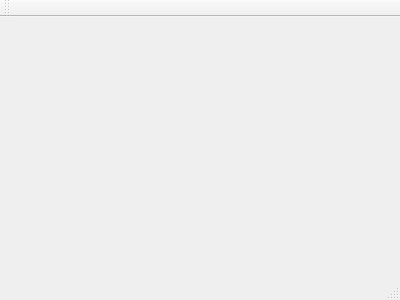
Before: the Qt Designer form lab003/mainwindow.ui in comptonben/QT, drawn with Qt 5.
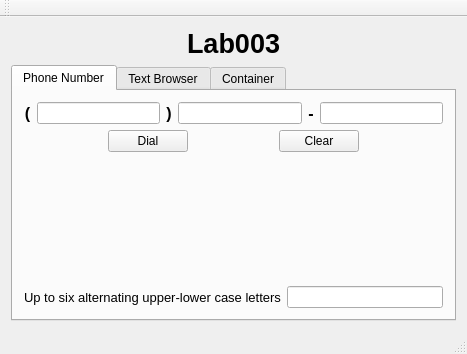
After: the same form once the commit is applied.

The edit to the form file:
```diff
--- a/lab003/mainwindow.ui
+++ b/lab003/mainwindow.ui
@@ -1,24 +1,375 @@
 <ui version="4.0">
  <class>MainWindow</class>
- <widget class="QMainWindow" name="MainWindow" >
-  <property name="geometry" >
+ <widget class="QMainWindow" name="MainWindow">
+  <property name="geometry">
    <rect>
     <x>0</x>
     <y>0</y>
-    <width>400</width>
-    <height>300</height>
+    <width>467</width>
+    <height>354</height>
    </rect>
   </property>
   <property name="windowTitle" >
    <string>MainWindow</string>
   </property>
-  <widget class="QMenuBar" name="menuBar" />
-  <widget class="QToolBar" name="mainToolBar" />
-  <widget class="QWidget" name="centralWidget" />
-  <widget class="QStatusBar" name="statusBar" />
+  <widget class="QWidget" name="centralWidget">
+   <layout class="QVBoxLayout" name="verticalLayout_4">
+    <item>
+     <layout class="QHBoxLayout" name="horizontalLayout">
+      <item>
+       <spacer name="horizontalSpacer">
+        <property name="orientation">
+         <enum>Qt::Horizontal</enum>
+        </property>
+        <property name="sizeHint" stdset="0">
+         <size>
+          <width>40</width>
+          <height>20</height>
+         </size>
+        </property>
+       </spacer>
+      </item>
+      <item>
+       <widget class="QLabel" name="label">
+        <property name="font">
+         <font>
+          <pointsize>20</pointsize>
+          <weight>75</weight>
+          <bold>true</bold>
+         </font>
+        </property>
+        <property name="text">
+         <string>Lab003</string>
+        </property>
+       </widget>
+      </item>
+      <item>
+       <spacer name="horizontalSpacer_2">
+        <property name="orientation">
+         <enum>Qt::Horizontal</enum>
+        </property>
+        <property name="sizeHint" stdset="0">
+         <size>
+          <width>40</width>
+          <height>20</height>
+         </size>
+        </property>
+       </spacer>
+      </item>
+     </layout>
+    </item>
+    <item>
+     <widget class="QTabWidget" name="tabWidget">
+      <property name="currentIndex">
+       <number>0</number>
+      </property>
+      <widget class="QWidget" name="tab">
+       <attribute name="title">
+        <string>Phone Number</string>
+       </attribute>
+       <layout class="QVBoxLayout" name="verticalLayout">
+        <item>
+         <layout class="QHBoxLayout" name="horizontalLayout_2">
+          <item>
+           <widget class="QLabel" name="label_2">
+            <property name="font">
+             <font>
+              <pointsize>12</pointsize>
+              <weight>75</weight>
+              <bold>true</bold>
+             </font>
+            </property>
+            <property name="text">
+             <string>(</string>
+            </property>
+            <property name="alignment">
+             <set>Qt::AlignCenter</set>
+            </property>
+           </widget>
+          </item>
+          <item>
+           <widget class="QLineEdit" name="areaCodeLineEdit">
+            <property name="maxLength">
+             <number>3</number>
+            </property>
+           </widget>
+          </item>
+          <item>
+           <widget class="QLabel" name="label_3">
+            <property name="font">
+             <font>
+              <pointsize>12</pointsize>
+              <weight>75</weight>
+              <bold>true</bold>
+             </font>
+            </property>
+            <property name="text">
+             <string>)</string>
+            </property>
+            <property name="alignment">
+             <set>Qt::AlignCenter</set>
+            </property>
+           </widget>
+          </item>
+          <item>
+           <widget class="QLineEdit" name="firstThreeLineEdit">
+            <property name="maxLength">
+             <number>3</number>
+            </property>
+           </widget>
+          </item>
+          <item>
+           <widget class="QLabel" name="label_4">
+            <property name="font">
+             <font>
+              <pointsize>12</pointsize>
+              <weight>75</weight>
+              <bold>true</bold>
+             </font>
+            </property>
+            <property name="text">
+             <string>-</string>
+            </property>
+            <property name="alignment">
+             <set>Qt::AlignCenter</set>
+            </property>
+           </widget>
+          </item>
+          <item>
+           <widget class="QLineEdit" name="lastFourLineEdit">
+            <property name="maxLength">
+             <number>4</number>
+            </property>
+           </widget>
+          </item>
+         </layout>
+        </item>
+        <item>
+         <layout class="QHBoxLayout" name="horizontalLayout_3">
+          <item>
+           <spacer name="horizontalSpacer_3">
+            <property name="orientation">
+             <enum>Qt::Horizontal</enum>
+            </property>
+            <property name="sizeHint" stdset="0">
+             <size>
+              <width>40</width>
+              <height>20</height>
+             </size>
+            </property>
+           </spacer>
+          </item>
+          <item>
+           <widget class="QPushButton" name="dialButton">
+            <property name="text">
+             <string>Dial</string>
+            </property>
+           </widget>
+          </item>
+          <item>
+           <spacer name="horizontalSpacer_4">
+            <property name="orientation">
+             <enum>Qt::Horizontal</enum>
+            </property>
+            <property name="sizeHint" stdset="0">
+             <size>
+              <width>40</width>
+              <height>20</height>
+             </size>
+            </property>
+           </spacer>
+          </item>
+          <item>
+           <widget class="QPushButton" name="clearButton">
+            <property name="text">
+             <string>Clear</string>
+            </property>
+           </widget>
+          </item>
+          <item>
+           <spacer name="horizontalSpacer_5">
+            <property name="orientation">
+             <enum>Qt::Horizontal</enum>
+            </property>
+            <property name="sizeHint" stdset="0">
+             <size>
+              <width>40</width>
+              <height>20</height>
+             </size>
+            </property>
+           </spacer>
+          </item>
+         </layout>
+        </item>
+        <item>
+         <spacer name="verticalSpacer">
+          <property name="orientation">
+           <enum>Qt::Vertical</enum>
+          </property>
+          <property name="sizeHint" stdset="0">
+           <size>
+            <width>20</width>
+            <height>97</height>
+           </size>
+          </property>
+         </spacer>
+        </item>
+        <item>
+         <layout class="QHBoxLayout" name="horizontalLayout_4">
+          <item>
+           <widget class="QLabel" name="label_5">
+            <property name="font">
+             <font>
+              <pointsize>10</pointsize>
+             </font>
+            </property>
+            <property name="text">
+             <string>Up to six alternating upper-lower case letters</string>
+            </property>
+           </widget>
+          </item>
+          <item>
+           <widget class="QLineEdit" name="lineEdit_4">
+            <property name="maxLength">
+             <number>6</number>
+            </property>
+           </widget>
+          </item>
+         </layout>
+        </item>
+       </layout>
+      </widget>
+      <widget class="QWidget" name="tab_2">
+       <attribute name="title">
+        <string>Text Browser</string>
+       </attribute>
+       <layout class="QVBoxLayout" name="verticalLayout_2">
+        <item>
+         <widget class="QTextBrowser" name="textBrowser">
+          <property name="html">
+           <string>&lt;!DOCTYPE HTML PUBLIC &quot;-//W3C//DTD HTML 4.0//EN&quot; &quot;http://www.w3.org/TR/REC-html40/strict.dtd&quot;&gt;
+&lt;html&gt;&lt;head&gt;&lt;meta name=&quot;qrichtext&quot; content=&quot;1&quot; /&gt;&lt;style type=&quot;text/css&quot;&gt;
+p, li { white-space: pre-wrap; }
+&lt;/style&gt;&lt;/head&gt;&lt;body style=&quot; font-family:'MS Shell Dlg 2'; font-size:7.875pt; font-weight:400; font-style:normal;&quot;&gt;
+&lt;p style=&quot; margin-top:0px; margin-bottom:0px; margin-left:0px; margin-right:0px; -qt-block-indent:0; text-indent:0px;&quot;&gt;&lt;span style=&quot; font-size:18pt;&quot;&gt;Hello.&lt;/span&gt;&lt;/p&gt;
+&lt;p style=&quot;-qt-paragraph-type:empty; margin-top:0px; margin-bottom:0px; margin-left:0px; margin-right:0px; -qt-block-indent:0; text-indent:0px; font-size:18pt;&quot;&gt;&lt;br /&gt;&lt;/p&gt;
+&lt;p style=&quot; margin-top:0px; margin-bottom:0px; margin-left:0px; margin-right:0px; -qt-block-indent:0; text-indent:0px;&quot;&gt;&lt;span style=&quot; font-size:18pt;&quot;&gt;This is a QTextBrowser widget. It may hold formatted text, URLs, and images.&lt;/span&gt;&lt;/p&gt;&lt;/body&gt;&lt;/html&gt;</string>
+          </property>
+         </widget>
+        </item>
+       </layout>
+      </widget>
+      <widget class="QWidget" name="tab_3">
+       <attribute name="title">
+        <string>Container</string>
+       </attribute>
+       <layout class="QVBoxLayout" name="verticalLayout_5">
+        <item>
+         <spacer name="verticalSpacer_2">
+          <property name="orientation">
+           <enum>Qt::Vertical</enum>
+          </property>
+          <property name="sizeHint" stdset="0">
+           <size>
+            <width>20</width>
+            <height>42</height>
+           </size>
+          </property>
+         </spacer>
+        </item>
+        <item>
+         <layout class="QHBoxLayout" name="horizontalLayout_5">
+          <item>
+           <spacer name="horizontalSpacer_6">
+            <property name="orientation">
+             <enum>Qt::Horizontal</enum>
+            </property>
+            <property name="sizeHint" stdset="0">
+             <size>
+              <width>158</width>
+              <height>20</height>
+             </size>
+            </property>
+           </spacer>
+          </item>
+          <item>
+           <widget class="QGroupBox" name="groupBox">
+            <property name="title">
+             <string>Button Group</string>
+            </property>
+            <layout class="QVBoxLayout" name="verticalLayout_3">
+             <item>
+              <widget class="QRadioButton" name="radioButton">
+               <property name="text">
+                <string>Length</string>
+               </property>
+              </widget>
+             </item>
+             <item>
+              <widget class="QRadioButton" name="radioButton_2">
+               <property name="text">
+                <string>Width</string>
+               </property>
+              </widget>
+             </item>
+            </layout>
+           </widget>
+          </item>
+          <item>
+           <spacer name="horizontalSpacer_7">
+            <property name="orientation">
+             <enum>Qt::Horizontal</enum>
+            </property>
+            <property name="sizeHint" stdset="0">
+             <size>
+              <width>157</width>
+              <height>20</height>
+             </size>
+            </property>
+           </spacer>
+          </item>
+         </layout>
+        </item>
+        <item>
+         <spacer name="verticalSpacer_3">
+          <property name="orientation">
+           <enum>Qt::Vertical</enum>
+          </property>
+          <property name="sizeHint" stdset="0">
+           <size>
+            <width>20</width>
+            <height>41</height>
+           </size>
+          </property>
+         </spacer>
+        </item>
+       </layout>
+      </widget>
+     </widget>
+    </item>
+   </layout>
+  </widget>
+  <widget class="QMenuBar" name="menuBar">
+   <property name="geometry">
+    <rect>
+     <x>0</x>
+     <y>0</y>
+     <width>467</width>
+     <height>21</height>
+    </rect>
+   </property>
+  </widget>
+  <widget class="QToolBar" name="mainToolBar">
+   <attribute name="toolBarArea">
+    <enum>TopToolBarArea</enum>
+   </attribute>
+   <attribute name="toolBarBreak">
+    <bool>false</bool>
+   </attribute>
+  </widget>
+  <widget class="QStatusBar" name="statusBar"/>
  </widget>
- <layoutDefault spacing="6" margin="11" />
- <pixmapfunction></pixmapfunction>
+ <layoutdefault spacing="6" margin="11"/>
  <resources/>
  <connections/>
 </ui>
```
Left out of the diff: 3 changed lines with no effect on the pictures.
